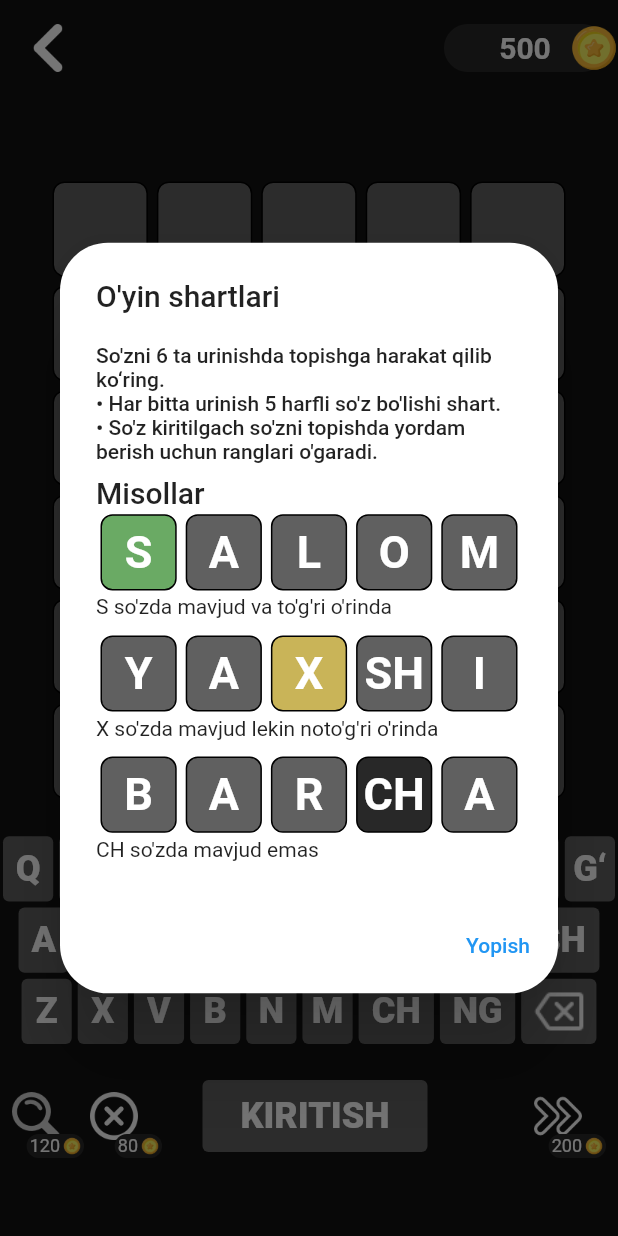
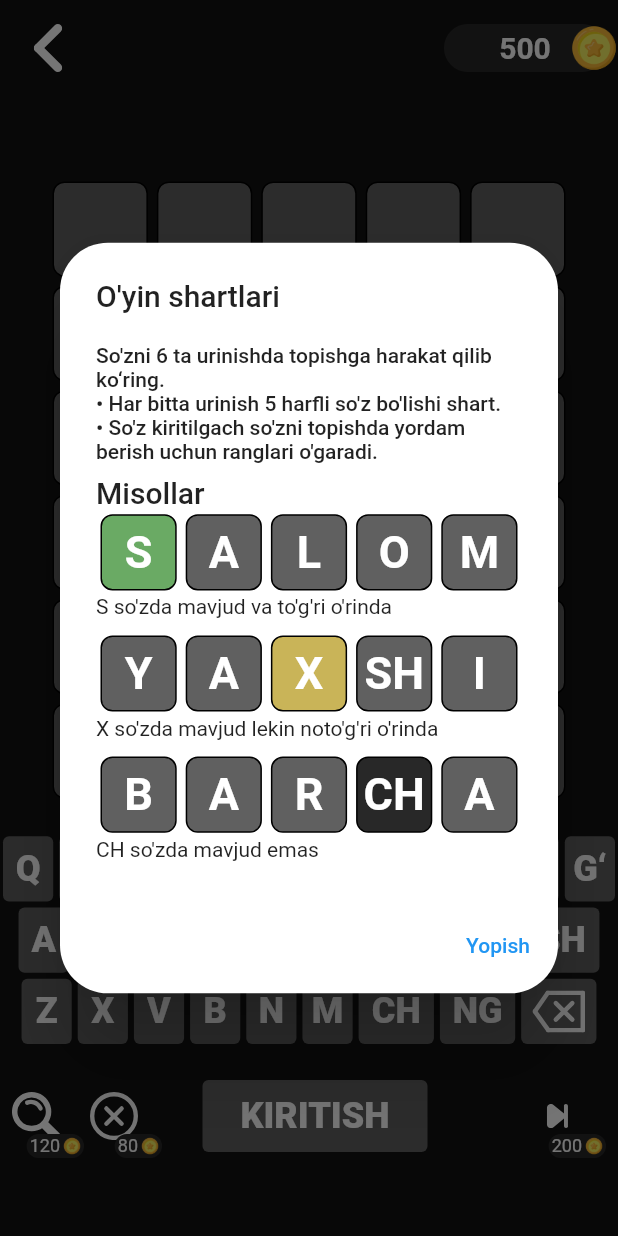
Before and after one commit to suhrobcoder/wordle_clone, a Flutter app: the GamePage screen opened directly, on a phone screen of 412 x 824 dp. Run offline on Flutter 3.47's test engine with Material 2 defaults, Android fonts, the phone set to English and light mode, and no system bars; drawn by our look-alikes of oktoast; our stand-ins replace bloc, easy_localization, equatable, flutter_bloc, flutter_svg, get_it and 3 more; accounts and stored records are empty.

Commit message:
icons changed to vector icons

```diff
--- a/lib/components/keyboard_button.dart
+++ b/lib/components/keyboard_button.dart
@@ -1,4 +1,5 @@
 import 'package:flutter/material.dart';
+import 'package:flutter_svg/flutter_svg.dart';
 
 class KeyboardButton extends StatelessWidget {
   const KeyboardButton({
@@ -33,7 +34,10 @@ class KeyboardButton extends StatelessWidget {
         onTap: onClick,
         child: Center(
           child: name == "<"
-              ? Image.asset("assets/icons/backspace.png")
+              ? SvgPicture.asset(
+                  "assets/icons/backspace.svg",
+                  color: Colors.white,
+                )
               : Text(
                   name.toUpperCase(),
                   style: const TextStyle(
--- a/lib/components/power_up_btn.dart
+++ b/lib/components/power_up_btn.dart
@@ -1,27 +1,30 @@
 import 'package:flutter/material.dart';
+import 'package:flutter_svg/flutter_svg.dart';
 import 'package:wordle_clone/utils/constants.dart';
 
 class PowerUpBtn extends StatelessWidget {
   const PowerUpBtn({
     Key? key,
-    required this.imagePath,
+    required this.iconPath,
     required this.price,
     required this.onPressed,
   }) : super(key: key);
 
-  final String imagePath;
+  final String iconPath;
   final int price;
   final VoidCallback onPressed;
 
   @override
   Widget build(BuildContext context) {
+    final theme = Theme.of(context);
     return Stack(
       clipBehavior: Clip.none,
       children: [
         IconButton(
           onPressed: onPressed,
           iconSize: 18,
-          icon: Image.asset(imagePath),
+          icon:
+              SvgPicture.asset(iconPath, color: theme.colorScheme.onBackground),
         ),
         Positioned(
           right: -8,
--- a/lib/pages/game/game_page.dart
+++ b/lib/pages/game/game_page.dart
@@ -1,6 +1,7 @@
 import 'package:easy_localization/easy_localization.dart';
 import 'package:flutter/material.dart';
 import 'package:flutter_bloc/flutter_bloc.dart';
+import 'package:flutter_svg/flutter_svg.dart';
 import 'package:oktoast/oktoast.dart';
 import 'package:wordle_clone/components/button.dart';
 import 'package:wordle_clone/components/coin_widget.dart';
@@ -20,11 +21,11 @@ class GamePage extends StatelessWidget {
 
   @override
   Widget build(BuildContext context) {
+    final theme = Theme.of(context);
     return BlocProvider(
       create: (_) => getIt<GameBloc>(param1: context.locale == uzLatin),
       child: BlocConsumer<GameBloc, GameState>(
         listener: ((context, state) {
-          print(state);
           if (state.gameWon) {
             showDialog(
               context: context,
@@ -67,7 +68,10 @@ class GamePage extends StatelessWidget {
                       children: [
                         IconButton(
                             onPressed: () => Navigator.pop(context),
-                            icon: Image.asset("assets/icons/previous.png")),
+                            icon: SvgPicture.asset(
+                              "assets/icons/chevron_back.svg",
+                              color: theme.colorScheme.onBackground,
+                            )),
                         const Spacer(),
                         CoinWidget(coins: state.coins.toString()),
                       ],
@@ -90,14 +94,14 @@ class GamePage extends StatelessWidget {
                   Row(
                     children: [
                       PowerUpBtn(
-                        imagePath: "assets/icons/magnifier.png",
+                        iconPath: "assets/icons/search.svg",
                         price: revealLetterCoin,
                         onPressed: () =>
                             context.read<GameBloc>().add(RevealRightGuess()),
                       ),
                       const SizedBox(width: 4),
                       PowerUpBtn(
-                        imagePath: "assets/icons/remove.png",
+                        iconPath: "assets/icons/remove.svg",
                         price: removeLetterCoin,
                         onPressed: () =>
                             context.read<GameBloc>().add(RemoveWrongGuess()),
@@ -118,7 +122,7 @@ class GamePage extends StatelessWidget {
                       const Spacer(),
                       const SizedBox(width: 36),
                       PowerUpBtn(
-                        imagePath: "assets/icons/skip.png",
+                        iconPath: "assets/icons/skip.svg",
                         price: skipWordCoin,
                         onPressed: () =>
                             context.read<GameBloc>().add(SkipWord()),
--- a/pubspec.yaml
+++ b/pubspec.yaml
@@ -39,6 +39,7 @@ dependencies:
   easy_localization: ^3.0.1
   oktoast: ^3.3.1
   equatable: ^2.0.5
+  flutter_svg: ^1.1.6
 
 dev_dependencies:
   flutter_test:
```
Also changed, not shown: assets/icons/backspace.png (deleted), assets/icons/backspace.svg (added), assets/icons/chevron_back.svg (added), assets/icons/magnifier.png (deleted), assets/icons/previous.png (deleted), assets/icons/remove.png (deleted), assets/icons/remove.svg (added), assets/icons/search.svg (added), assets/icons/skip.png (deleted), assets/icons/skip.svg (added), pubspec.lock.
